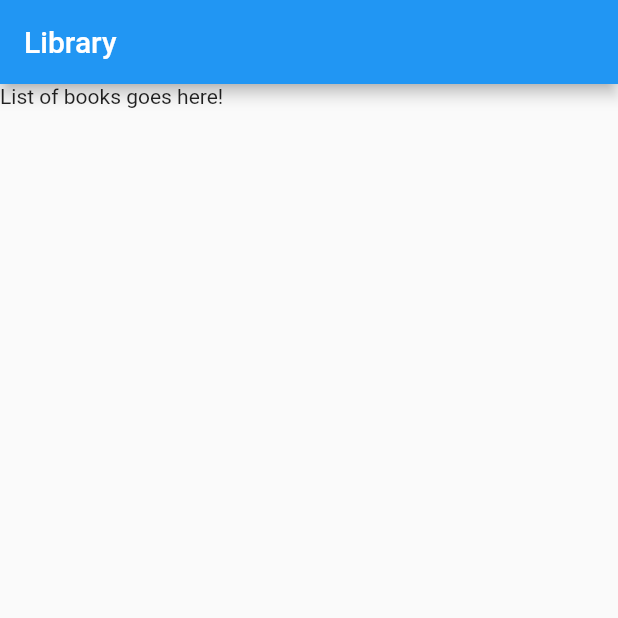
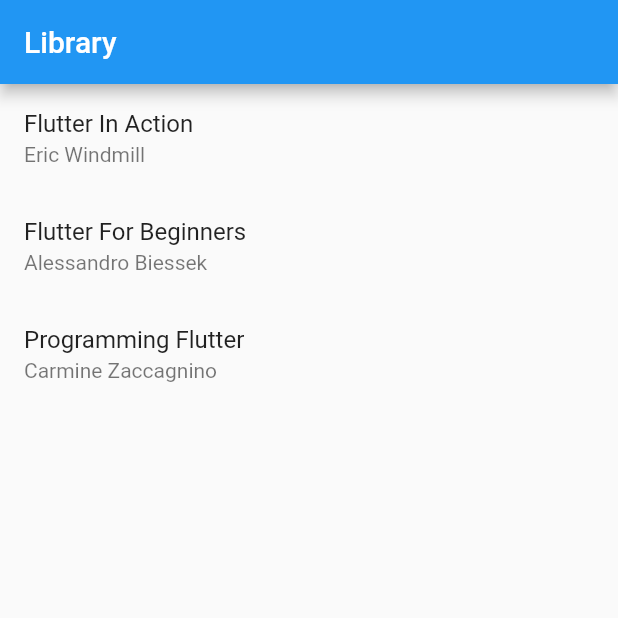
Before and after one commit to mszakacz/books_list, a Flutter app: the screen it shows after launch, on a phone screen of 412 x 824 dp, the top half of it. Run offline on Flutter 3.47's test engine with Material 2 defaults, Android fonts, the light colour scheme and no system bars.

Commit message:
question 1: ListView displays books

```diff
--- a/lib/main.dart
+++ b/lib/main.dart
@@ -67,7 +67,25 @@
   Widget build(BuildContext context) {
     return Scaffold(
       appBar: AppBar(title: const Text('Library')),
-      body: const Text('List of books goes here!'),
+      body: ListView.builder(
+        itemBuilder: (BuildContext contex, int index) =>
+            BooksListItem(book: bookCatalog[index]),
+        itemCount: bookCatalog.length,
+      ),
+    );
+  }
+}
+
+class BooksListItem extends StatelessWidget {
+  const BooksListItem({Key? key, required this.book}) : super(key: key);
+
+  final Book book;
+
+  @override
+  Widget build(BuildContext context) {
+    return ListTile(
+      title: Text(book.title),
+      subtitle: Text(book.author.fullName),
     );
   }
 }
```
